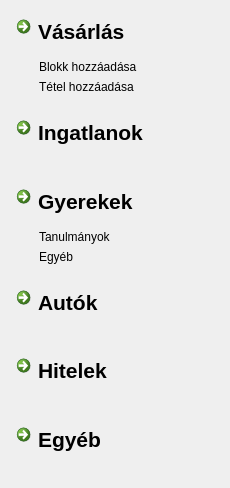
First picture: the form in FamilyFinancies/submenuexpenses.ui, repository DannyFreecs/FamilyBudgetSimple, before the edit.
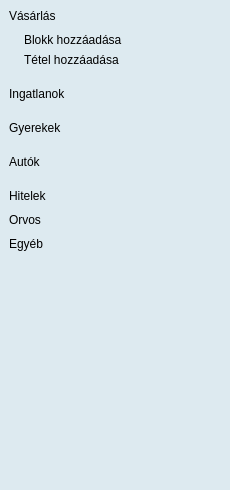
Second picture: the form after the edit.

Commit message: Added the persistence layer (databasemanager and handler classes). Some UI upgrade for the expenses menu.

Patch:
```diff
--- a/FamilyFinancies/submenuexpenses.ui
+++ b/FamilyFinancies/submenuexpenses.ui
@@ -7,14 +7,15 @@
     <x>0</x>
     <y>0</y>
     <width>230</width>
-    <height>488</height>
+    <height>490</height>
    </rect>
   </property>
   <property name="windowTitle">
    <string>MainWindow</string>
   </property>
   <property name="styleSheet">
-   <string notr="true"/>
+   <string notr="true">background-color: rgb(221, 234, 240);
+</string>
   </property>
   <widget class="QWidget" name="centralwidget">
    <property name="styleSheet">
@@ -31,9 +32,18 @@
      <number>9</number>
     </property>
     <item>
-     <layout class="QVBoxLayout" name="verticalLayout">
+     <layout class="QVBoxLayout" name="verticalLayout" stretch="0,0,0,0,0,0,1">
+      <property name="spacing">
+       <number>10</number>
+      </property>
+      <property name="sizeConstraint">
+       <enum>QLayout::SetFixedSize</enum>
+      </property>
       <item>
-       <layout class="QVBoxLayout" name="verticalLayoutMenuShopping">
+       <layout class="QVBoxLayout" name="verticalLayoutMenuShopping" stretch="0,1">
+        <property name="sizeConstraint">
+         <enum>QLayout::SetFixedSize</enum>
+        </property>
         <property name="topMargin">
          <number>0</number>
         </property>
@@ -41,26 +51,38 @@
          <number>10</number>
         </property>
         <item>
-         <widget class="QCommandLinkButton" name="menuButtonShopping">
-          <property name="font">
-           <font>
-            <pointsize>16</pointsize>
-            <bold>true</bold>
-           </font>
+         <widget class="QPushButton" name="menuButtonShopping">
+          <property name="sizePolicy">
+           <sizepolicy hsizetype="Minimum" vsizetype="Fixed">
+            <horstretch>0</horstretch>
+            <verstretch>0</verstretch>
+           </sizepolicy>
           </property>
-          <property name="layoutDirection">
-           <enum>Qt::LeftToRight</enum>
+          <property name="minimumSize">
+           <size>
+            <width>0</width>
+            <height>0</height>
+           </size>
           </property>
-          <property name="autoFillBackground">
-           <bool>false</bool>
+          <property name="maximumSize">
+           <size>
+            <width>120</width>
+            <height>16777215</height>
+           </size>
           </property>
           <property name="styleSheet">
            <string notr="true">border: 0px;
+text-align: left;
+font: 700 16pt &quot;Verdana&quot;;
+
 </string>
           </property>
           <property name="text">
            <string>Vásárlás</string>
           </property>
+          <property name="flat">
+           <bool>true</bool>
+          </property>
          </widget>
         </item>
         <item>
@@ -69,13 +91,25 @@
            <number>6</number>
           </property>
           <property name="leftMargin">
-           <number>30</number>
+           <number>15</number>
           </property>
           <item>
            <widget class="QPushButton" name="pushButtonShoppingReceipt">
             <property name="enabled">
              <bool>true</bool>
             </property>
+            <property name="sizePolicy">
+             <sizepolicy hsizetype="Fixed" vsizetype="Fixed">
+              <horstretch>0</horstretch>
+              <verstretch>0</verstretch>
+             </sizepolicy>
+            </property>
+            <property name="maximumSize">
+             <size>
+              <width>10000</width>
+              <height>16777215</height>
+             </size>
+            </property>
             <property name="layoutDirection">
              <enum>Qt::LeftToRight</enum>
             </property>
@@ -93,6 +127,12 @@
             <property name="enabled">
              <bool>true</bool>
             </property>
+            <property name="maximumSize">
+             <size>
+              <width>100000</width>
+              <height>16777215</height>
+             </size>
+            </property>
             <property name="styleSheet">
              <string notr="true">border: 0px;
 text-align: left;</string>
@@ -107,7 +147,10 @@
        </layout>
       </item>
       <item>
-       <layout class="QVBoxLayout" name="verticalLayoutMenuHouses">
+       <layout class="QVBoxLayout" name="verticalLayoutMenuHouses" stretch="0,1">
+        <property name="sizeConstraint">
+         <enum>QLayout::SetFixedSize</enum>
+        </property>
         <property name="topMargin">
          <number>0</number>
         </property>
@@ -115,26 +158,18 @@
          <number>10</number>
         </property>
         <item>
-         <widget class="QCommandLinkButton" name="menuButtonHouses">
-          <property name="font">
-           <font>
-            <pointsize>16</pointsize>
-            <bold>true</bold>
-           </font>
-          </property>
-          <property name="layoutDirection">
-           <enum>Qt::LeftToRight</enum>
-          </property>
-          <property name="autoFillBackground">
-           <bool>false</bool>
-          </property>
+         <widget class="QPushButton" name="menuButtonHouses">
           <property name="styleSheet">
            <string notr="true">border: 0px;
-</string>
+text-align: left;
+font: 700 16pt &quot;Verdana&quot;;</string>
           </property>
           <property name="text">
            <string>Ingatlanok</string>
           </property>
+          <property name="flat">
+           <bool>true</bool>
+          </property>
          </widget>
         </item>
         <item>
@@ -150,7 +185,7 @@
        </layout>
       </item>
       <item>
-       <layout class="QVBoxLayout" name="verticalLayoutMenuChildren" stretch="0,0">
+       <layout class="QVBoxLayout" name="verticalLayoutMenuChildren" stretch="0,1">
         <property name="sizeConstraint">
          <enum>QLayout::SetFixedSize</enum>
         </property>
@@ -161,26 +196,18 @@
          <number>10</number>
         </property>
         <item>
-         <widget class="QCommandLinkButton" name="menuButtonChildren">
-          <property name="font">
-           <font>
-            <pointsize>16</pointsize>
-            <bold>true</bold>
-           </font>
-          </property>
-          <property name="layoutDirection">
-           <enum>Qt::LeftToRight</enum>
-          </property>
-          <property name="autoFillBackground">
-           <bool>false</bool>
-          </property>
+         <widget class="QPushButton" name="menuButtonChildren">
           <property name="styleSheet">
            <string notr="true">border: 0px;
-</string>
+text-align: left;
+font: 700 16pt &quot;Verdana&quot;;</string>
           </property>
           <property name="text">
            <string>Gyerekek</string>
           </property>
+          <property name="flat">
+           <bool>true</bool>
+          </property>
          </widget>
         </item>
         <item>
@@ -189,39 +216,14 @@
            <number>6</number>
           </property>
           <property name="leftMargin">
-           <number>30</number>
+           <number>15</number>
           </property>
-          <item>
-           <widget class="QPushButton" name="pushButtonChildrenLearning">
-            <property name="layoutDirection">
-             <enum>Qt::LeftToRight</enum>
-            </property>
-            <property name="styleSheet">
-             <string notr="true">border: 0px;
-text-align: left;</string>
-            </property>
-            <property name="text">
-             <string>Tanulmányok</string>
-            </property>
-           </widget>
-          </item>
-          <item>
-           <widget class="QPushButton" name="pushButtonChildrenOther">
-            <property name="styleSheet">
-             <string notr="true">border: 0px;
-text-align: left;</string>
-            </property>
-            <property name="text">
-             <string>Egyéb</string>
-            </property>
-           </widget>
-          </item>
          </layout>
         </item>
        </layout>
       </item>
       <item>
-       <layout class="QVBoxLayout" name="verticalLayoutMenuCars" stretch="0,0">
+       <layout class="QVBoxLayout" name="verticalLayoutMenuCars" stretch="0,1">
         <property name="sizeConstraint">
          <enum>QLayout::SetFixedSize</enum>
         </property>
@@ -232,26 +234,18 @@
          <number>10</number>
         </property>
         <item>
-         <widget class="QCommandLinkButton" name="menuButtonCars">
-          <property name="font">
-           <font>
-            <pointsize>16</pointsize>
-            <bold>true</bold>
-           </font>
-          </property>
-          <property name="layoutDirection">
-           <enum>Qt::LeftToRight</enum>
-          </property>
-          <property name="autoFillBackground">
-           <bool>false</bool>
-          </property>
+         <widget class="QPushButton" name="menuButtonCars">
           <property name="styleSheet">
            <string notr="true">border: 0px;
-</string>
+text-align: left;
+font: 700 16pt &quot;Verdana&quot;;</string>
           </property>
           <property name="text">
            <string>Autók</string>
           </property>
+          <property name="flat">
+           <bool>true</bool>
+          </property>
          </widget>
         </item>
         <item>
@@ -267,49 +261,48 @@
        </layout>
       </item>
       <item>
-       <widget class="QCommandLinkButton" name="menuButtonCredits">
-        <property name="font">
-         <font>
-          <pointsize>16</pointsize>
-          <bold>true</bold>
-         </font>
-        </property>
-        <property name="layoutDirection">
-         <enum>Qt::LeftToRight</enum>
-        </property>
-        <property name="autoFillBackground">
-         <bool>false</bool>
-        </property>
+       <widget class="QPushButton" name="menuButtonCredits">
         <property name="styleSheet">
          <string notr="true">border: 0px;
-</string>
+text-align: left;
+font: 700 16pt &quot;Verdana&quot;;</string>
         </property>
         <property name="text">
          <string>Hitelek</string>
         </property>
+        <property name="flat">
+         <bool>true</bool>
+        </property>
        </widget>
       </item>
       <item>
-       <widget class="QCommandLinkButton" name="menuButtonOthers">
-        <property name="font">
-         <font>
-          <pointsize>16</pointsize>
-          <bold>true</bold>
-         </font>
+       <widget class="QPushButton" name="menuButtonHealthCare">
+        <property name="styleSheet">
+         <string notr="true">border: 0px;
+text-align: left;
+font: 700 16pt &quot;Verdana&quot;;</string>
         </property>
-        <property name="layoutDirection">
-         <enum>Qt::LeftToRight</enum>
+        <property name="text">
+         <string>Orvos</string>
         </property>
-        <property name="autoFillBackground">
-         <bool>false</bool>
+        <property name="flat">
+         <bool>true</bool>
         </property>
+       </widget>
+      </item>
+      <item>
+       <widget class="QPushButton" name="menuButtonOther">
         <property name="styleSheet">
          <string notr="true">border: 0px;
-</string>
+text-align: left;
+font: 700 16pt &quot;Verdana&quot;;</string>
         </property>
         <property name="text">
          <string>Egyéb</string>
         </property>
+        <property name="flat">
+         <bool>true</bool>
+        </property>
        </widget>
       </item>
      </layout>
```
Left out of the diff: 8 changed lines with no effect on the pictures. The commit also changes 10 other files.
